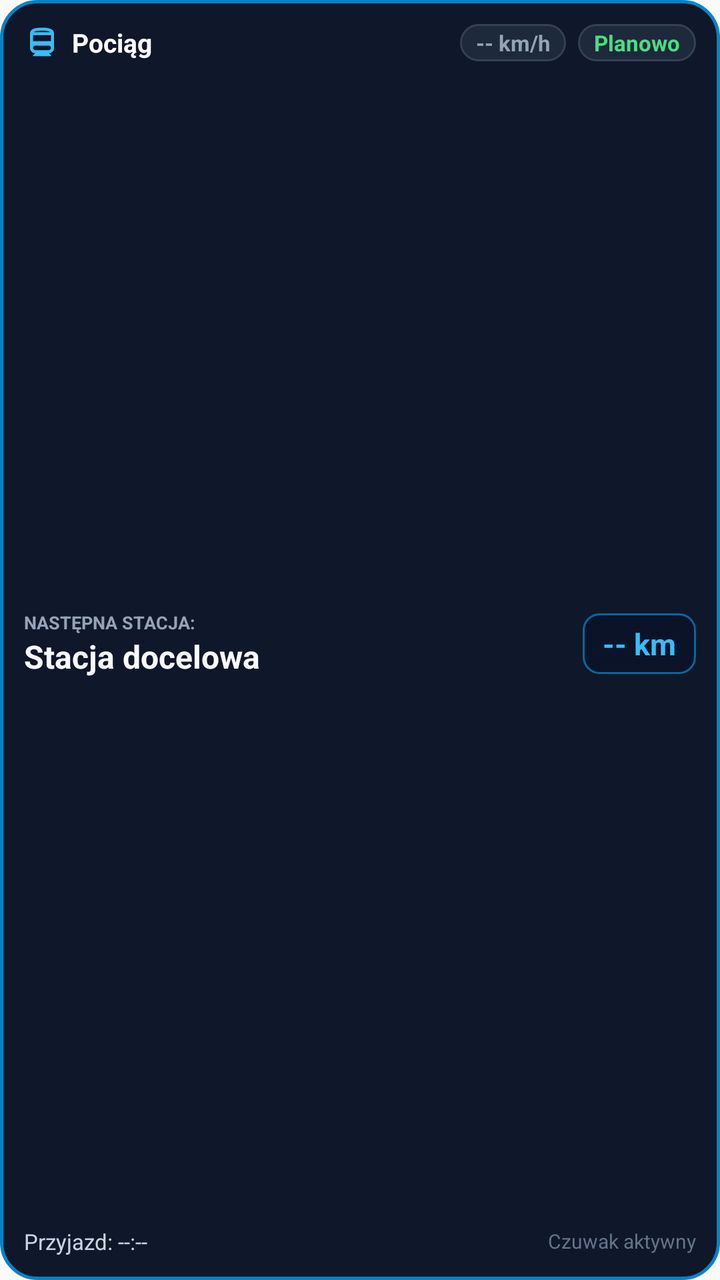
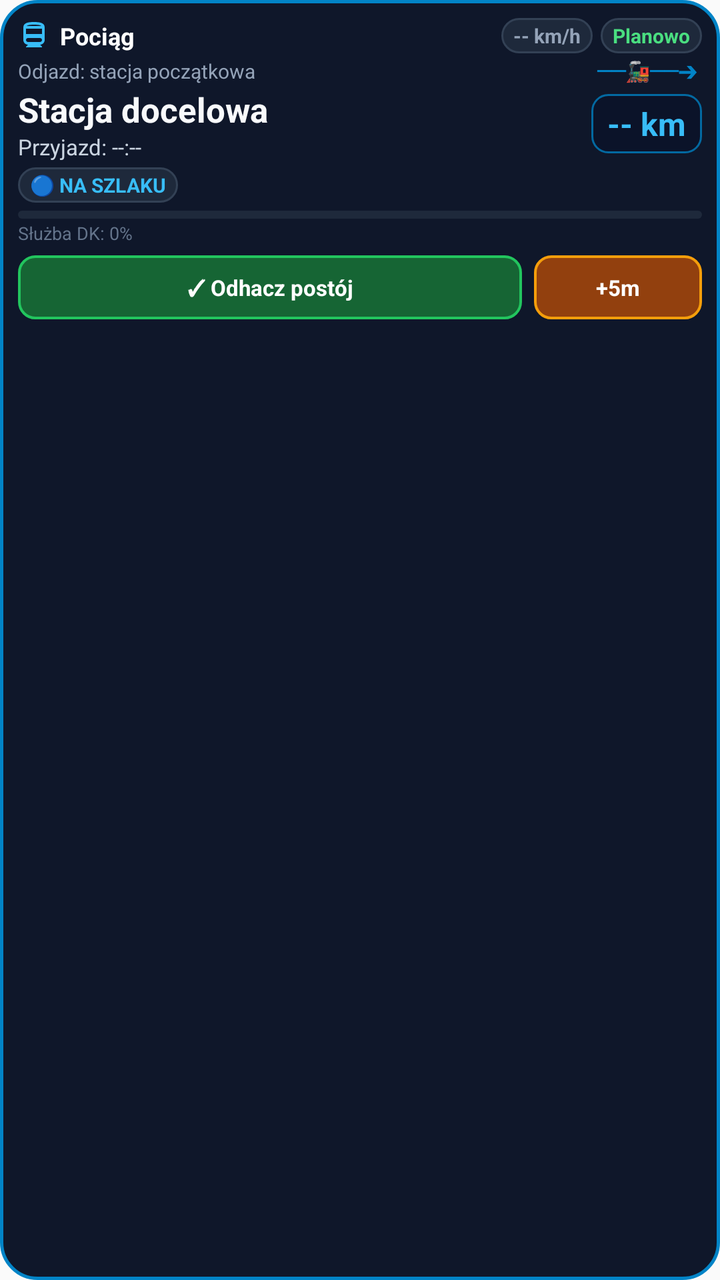

The first picture is an Android layout as it rendered before a commit; the second is the same layout after the commit. The layout source and the unified diff follow.
<!-- AndroidManifest.xml: application theme AppTheme -->
<!-- res/layout/czuwak_app_widget.xml -->
<?xml version="1.0" encoding="utf-8"?>
<RelativeLayout xmlns:android="http://schemas.android.com/apk/res/android"
    android:id="@+id/widget_root"
    android:layout_width="match_parent"
    android:layout_height="match_parent"
    android:background="@drawable/widget_bg"
    android:padding="12dp">

    
    <LinearLayout
        android:id="@+id/widget_active_container"
        android:layout_width="match_parent"
        android:layout_height="match_parent"
        android:orientation="vertical"
        android:visibility="visible">

        
        <LinearLayout
            android:layout_width="match_parent"
            android:layout_height="wrap_content"
            android:gravity="center_vertical"
            android:orientation="horizontal">

            <ImageView
                android:layout_width="18dp"
                android:layout_height="18dp"
                android:layout_marginEnd="6dp"
                android:contentDescription="@null"
                android:src="@drawable/ic_train_widget" />

            <TextView
                android:id="@+id/widget_train_title"
                android:layout_width="0dp"
                android:layout_height="wrap_content"
                android:layout_weight="1"
                android:ellipsize="end"
                android:maxLines="1"
                android:text="Pociąg"
                android:textColor="#ffffff"
                android:textSize="13sp"
                android:textStyle="bold" />

            <TextView
                android:id="@+id/widget_speed"
                android:layout_width="wrap_content"
                android:layout_height="wrap_content"
                android:layout_marginEnd="6dp"
                android:background="@drawable/widget_pill_bg"
                android:paddingStart="8dp"
                android:paddingTop="2dp"
                android:paddingEnd="8dp"
                android:paddingBottom="2dp"
                android:text="-- km/h"
                android:textColor="#94a3b8"
                android:textSize="11sp"
                android:textStyle="bold" />

            <TextView
                android:id="@+id/widget_delay"
                android:layout_width="wrap_content"
                android:layout_height="wrap_content"
                android:background="@drawable/widget_pill_bg"
                android:paddingStart="8dp"
                android:paddingTop="2dp"
                android:paddingEnd="8dp"
                android:paddingBottom="2dp"
                android:text="Planowo"
                android:textColor="#4ade80"
                android:textSize="11sp"
                android:textStyle="bold" />
        </LinearLayout>

        
        <LinearLayout
            android:layout_width="match_parent"
            android:layout_height="0dp"
            android:layout_weight="1"
            android:gravity="center_vertical"
            android:orientation="horizontal"
            android:paddingTop="4dp"
            android:paddingBottom="4dp">

            <LinearLayout
                android:layout_width="0dp"
                android:layout_height="wrap_content"
                android:layout_weight="1"
                android:orientation="vertical">

                <TextView
                    android:layout_width="wrap_content"
                    android:layout_height="wrap_content"
                    android:text="NASTĘPNA STACJA:"
                    android:textColor="#94a3b8"
                    android:textSize="9sp"
                    android:textStyle="bold" />

                <TextView
                    android:id="@+id/widget_station_name"
                    android:layout_width="wrap_content"
                    android:layout_height="wrap_content"
                    android:ellipsize="end"
                    android:maxLines="1"
                    android:text="Stacja docelowa"
                    android:textColor="#f8fafc"
                    android:textSize="16sp"
                    android:textStyle="bold" />
            </LinearLayout>

            <TextView
                android:id="@+id/widget_distance"
                android:layout_width="wrap_content"
                android:layout_height="wrap_content"
                android:background="@drawable/widget_badge_bg"
                android:paddingStart="10dp"
                android:paddingTop="5dp"
                android:paddingEnd="10dp"
                android:paddingBottom="5dp"
                android:text="-- km"
                android:textColor="#38bdf8"
                android:textSize="15sp"
                android:textStyle="bold" />
        </LinearLayout>

        
        <LinearLayout
            android:layout_width="match_parent"
            android:layout_height="wrap_content"
            android:gravity="center_vertical"
            android:orientation="horizontal">

            <TextView
                android:id="@+id/widget_time"
                android:layout_width="0dp"
                android:layout_height="wrap_content"
                android:layout_weight="1"
                android:ellipsize="end"
                android:maxLines="1"
                android:text="Przyjazd: --:--"
                android:textColor="#cbd5e1"
                android:textSize="11sp" />

            <TextView
                android:id="@+id/widget_duty"
                android:layout_width="wrap_content"
                android:layout_height="wrap_content"
                android:ellipsize="end"
                android:maxLines="1"
                android:text="Czuwak aktywny"
                android:textColor="#64748b"
                android:textSize="10sp" />
        </LinearLayout>
    </LinearLayout>

    
    <LinearLayout
        android:id="@+id/widget_idle_container"
        android:layout_width="match_parent"
        android:layout_height="match_parent"
        android:gravity="center"
        android:orientation="vertical"
        android:visibility="gone">

        <ImageView
            android:layout_width="32dp"
            android:layout_height="32dp"
            android:layout_marginBottom="4dp"
            android:contentDescription="@null"
            android:src="@drawable/ic_train_widget" />

        <TextView
            android:layout_width="wrap_content"
            android:layout_height="wrap_content"
            android:text="Czuwak – Asystent DK"
            android:textColor="#ffffff"
            android:textSize="14sp"
            android:textStyle="bold" />

        <TextView
            android:layout_width="wrap_content"
            android:layout_height="wrap_content"
            android:layout_marginTop="2dp"
            android:text="Dotknij, aby wybrać pociąg i włączyć Czuwaka"
            android:textColor="#94a3b8"
            android:textSize="11sp" />
    </LinearLayout>

</RelativeLayout>
<!-- resources referenced by this layout -->
<resources>
  <!-- drawable ic_train_widget (drawable) -->
  <?xml version="1.0" encoding="utf-8"?>
  <vector xmlns:android="http://schemas.android.com/apk/res/android"
      android:width="24dp"
      android:height="24dp"
      android:viewportWidth="24"
      android:viewportHeight="24">
      <path
          android:fillColor="#38bdf8"
          android:pathData="M12,2c-4,0 -8,0.5 -8,4v9.5C4,17.43 5.57,19 7.5,19L6,20.5v0.5h12v-0.5L16.5,19c1.93,0 3.5,-1.57 3.5,-3.5V6c0,-3.5 -4,-4 -8,-4zM12,4c3.51,0 4.96,0.48 5.5,1H6.5c0.54,-0.52 1.99,-1 5.5,-1zM6,15.5c0,-0.83 0.67,-1.5 1.5,-1.5h9c0.83,0 1.5,0.67 1.5,1.5c0,0.83 -0.67,1.5 -1.5,1.5h-9c-0.83,0 -1.5,-0.67 -1.5,-1.5zM18,11H6V7h12v4z"/>
  </vector>
  <!-- drawable widget_badge_bg (drawable) -->
  <?xml version="1.0" encoding="utf-8"?>
  <shape xmlns:android="http://schemas.android.com/apk/res/android"
      android:shape="rectangle">
      <solid android:color="#0b1329" />
      <stroke
          android:width="1dp"
          android:color="#0369a1" />
      <corners android:radius="8dp" />
  </shape>
  <!-- drawable widget_bg (drawable) -->
  <?xml version="1.0" encoding="utf-8"?>
  <shape xmlns:android="http://schemas.android.com/apk/res/android"
      android:shape="rectangle">
      <solid android:color="#0f172a" />
      <stroke
          android:width="1.5dp"
          android:color="#0284c7" />
      <corners android:radius="18dp" />
  </shape>
  <!-- drawable widget_pill_bg (drawable) -->
  <?xml version="1.0" encoding="utf-8"?>
  <shape xmlns:android="http://schemas.android.com/apk/res/android"
      android:shape="rectangle">
      <solid android:color="#1e293b" />
      <stroke
          android:width="1dp"
          android:color="#334155" />
      <corners android:radius="999dp" />
  </shape>
  <style name="AppTheme" parent="Theme.AppCompat.Light.DarkActionBar">
          
          <item name="colorPrimary">@color/colorPrimary</item>
          <item name="colorPrimaryDark">@color/colorPrimaryDark</item>
          <item name="colorAccent">@color/colorAccent</item>
      </style>
</resources>

<!-- the commit's change to res/layout/czuwak_app_widget.xml (unified diff, before → after) -->
@@ -4,7 +4,7 @@
     android:layout_width="match_parent"
     android:layout_height="match_parent"
     android:background="@drawable/widget_bg"
-    android:padding="12dp">
+    android:padding="9dp">
 
     
     <LinearLayout
@@ -22,9 +22,9 @@
             android:orientation="horizontal">
 
             <ImageView
-                android:layout_width="18dp"
-                android:layout_height="18dp"
-                android:layout_marginEnd="6dp"
+                android:layout_width="16dp"
+                android:layout_height="16dp"
+                android:layout_marginEnd="5dp"
                 android:contentDescription="@null"
                 android:src="@drawable/ic_train_widget" />
 
@@ -37,22 +37,22 @@
                 android:maxLines="1"
                 android:text="Pociąg"
                 android:textColor="#ffffff"
-                android:textSize="13sp"
+                android:textSize="12sp"
                 android:textStyle="bold" />
 
             <TextView
                 android:id="@+id/widget_speed"
                 android:layout_width="wrap_content"
                 android:layout_height="wrap_content"
-                android:layout_marginEnd="6dp"
+                android:layout_marginEnd="4dp"
                 android:background="@drawable/widget_pill_bg"
-                android:paddingStart="8dp"
+                android:paddingStart="6dp"
                 android:paddingTop="2dp"
-                android:paddingEnd="8dp"
+                android:paddingEnd="6dp"
                 android:paddingBottom="2dp"
                 android:text="-- km/h"
                 android:textColor="#94a3b8"
-                android:textSize="11sp"
+                android:textSize="10sp"
                 android:textStyle="bold" />
 
             <TextView
@@ -60,39 +60,58 @@
                 android:layout_width="wrap_content"
                 android:layout_height="wrap_content"
                 android:background="@drawable/widget_pill_bg"
-                android:paddingStart="8dp"
+                android:paddingStart="6dp"
                 android:paddingTop="2dp"
-                android:paddingEnd="8dp"
+                android:paddingEnd="6dp"
                 android:paddingBottom="2dp"
                 android:text="Planowo"
                 android:textColor="#4ade80"
-                android:textSize="11sp"
-                android:textStyle="bold" />
-        </LinearLayout>
-
-        
-        <LinearLayout
-            android:layout_width="match_parent"
-            android:layout_height="0dp"
-            android:layout_weight="1"
+                android:textSize="10sp"
+                android:textStyle="bold" />
+        </LinearLayout>
+
+        
+        <LinearLayout
+            android:layout_width="match_parent"
+            android:layout_height="wrap_content"
             android:gravity="center_vertical"
             android:orientation="horizontal"
-            android:paddingTop="4dp"
-            android:paddingBottom="4dp">
+            android:paddingTop="2dp">
+
+            <TextView
+                android:id="@+id/widget_origin_station"
+                android:layout_width="0dp"
+                android:layout_height="wrap_content"
+                android:layout_weight="1"
+                android:ellipsize="end"
+                android:maxLines="1"
+                android:text="Odjazd: stacja początkowa"
+                android:textColor="#94a3b8"
+                android:textSize="10sp" />
+
+            <TextView
+                android:layout_width="wrap_content"
+                android:layout_height="wrap_content"
+                android:text=" ──🚂──➔ "
+                android:textColor="#0284c7"
+                android:textSize="10sp"
+                android:textStyle="bold" />
+        </LinearLayout>
+
+        
+        <LinearLayout
+            android:layout_width="match_parent"
+            android:layout_height="wrap_content"
+            android:gravity="center_vertical"
+            android:orientation="horizontal"
+            android:paddingTop="1dp"
+            android:paddingBottom="2dp">
 
             <LinearLayout
                 android:layout_width="0dp"
                 android:layout_height="wrap_content"
                 android:layout_weight="1"
                 android:orientation="vertical">
-
-                <TextView
-                    android:layout_width="wrap_content"
-                    android:layout_height="wrap_content"
-                    android:text="NASTĘPNA STACJA:"
-                    android:textColor="#94a3b8"
-                    android:textSize="9sp"
-                    android:textStyle="bold" />
 
                 <TextView
                     android:id="@+id/widget_station_name"
@@ -102,8 +121,18 @@
                     android:maxLines="1"
                     android:text="Stacja docelowa"
                     android:textColor="#f8fafc"
-                    android:textSize="16sp"
+                    android:textSize="17sp"
                     android:textStyle="bold" />
+
+                <TextView
+                    android:id="@+id/widget_time"
+                    android:layout_width="wrap_content"
+                    android:layout_height="wrap_content"
+                    android:ellipsize="end"
+                    android:maxLines="1"
+                    android:text="Przyjazd: --:--"
+                    android:textColor="#cbd5e1"
+                    android:textSize="11sp" />
             </LinearLayout>
 
             <TextView
@@ -111,43 +140,142 @@
                 android:layout_width="wrap_content"
                 android:layout_height="wrap_content"
                 android:background="@drawable/widget_badge_bg"
-                android:paddingStart="10dp"
-                android:paddingTop="5dp"
-                android:paddingEnd="10dp"
-                android:paddingBottom="5dp"
+                android:paddingStart="8dp"
+                android:paddingTop="4dp"
+                android:paddingEnd="8dp"
+                android:paddingBottom="4dp"
                 android:text="-- km"
                 android:textColor="#38bdf8"
-                android:textSize="15sp"
-                android:textStyle="bold" />
-        </LinearLayout>
-
-        
-        <LinearLayout
-            android:layout_width="match_parent"
-            android:layout_height="wrap_content"
-            android:gravity="center_vertical"
-            android:orientation="horizontal">
-
-            <TextView
-                android:id="@+id/widget_time"
-                android:layout_width="0dp"
-                android:layout_height="wrap_content"
-                android:layout_weight="1"
+                android:textSize="16sp"
+                android:textStyle="bold" />
+        </LinearLayout>
+
+        
+        <TextView
+            android:id="@+id/widget_handover_badge"
+            android:layout_width="match_parent"
+            android:layout_height="wrap_content"
+            android:layout_marginTop="2dp"
+            android:layout_marginBottom="2dp"
+            android:background="@drawable/widget_handover_bg"
+            android:gravity="center"
+            android:paddingStart="6dp"
+            android:paddingTop="2dp"
+            android:paddingEnd="6dp"
+            android:paddingBottom="2dp"
+            android:text="⚠️ STACJA ZMIANY DK (ZDANIE SKŁADU)"
+            android:textColor="#fef08a"
+            android:textSize="10sp"
+            android:textStyle="bold"
+            android:visibility="gone" />
+
+        
+        <LinearLayout
+            android:layout_width="match_parent"
+            android:layout_height="wrap_content"
+            android:gravity="center_vertical"
+            android:orientation="horizontal"
+            android:paddingTop="1dp"
+            android:paddingBottom="2dp">
+
+            <TextView
+                android:id="@+id/widget_crew_tag"
+                android:layout_width="wrap_content"
+                android:layout_height="wrap_content"
+                android:layout_marginEnd="5dp"
+                android:background="@drawable/widget_tag_bg"
                 android:ellipsize="end"
                 android:maxLines="1"
-                android:text="Przyjazd: --:--"
-                android:textColor="#cbd5e1"
-                android:textSize="11sp" />
-
-            <TextView
-                android:id="@+id/widget_duty"
-                android:layout_width="wrap_content"
-                android:layout_height="wrap_content"
+                android:paddingStart="6dp"
+                android:paddingTop="2dp"
+                android:paddingEnd="6dp"
+                android:paddingBottom="2dp"
+                android:text="♿ PRM"
+                android:textColor="#c7d2fe"
+                android:textSize="10sp"
+                android:textStyle="bold"
+                android:visibility="gone" />
+
+            <TextView
+                android:id="@+id/widget_train_status"
+                android:layout_width="wrap_content"
+                android:layout_height="wrap_content"
+                android:background="@drawable/widget_pill_bg"
+                android:paddingStart="6dp"
+                android:paddingTop="2dp"
+                android:paddingEnd="6dp"
+                android:paddingBottom="2dp"
+                android:text="🔵 NA SZLAKU"
+                android:textColor="#38bdf8"
+                android:textSize="10sp"
+                android:textStyle="bold" />
+        </LinearLayout>
+
+        
+        <LinearLayout
+            android:layout_width="match_parent"
+            android:layout_height="wrap_content"
+            android:orientation="vertical"
+            android:paddingTop="2dp"
+            android:paddingBottom="3dp">
+
+            <ProgressBar
+                android:id="@+id/widget_progress_bar"
+                style="?android:attr/progressBarStyleHorizontal"
+                android:layout_width="match_parent"
+                android:layout_height="4dp"
+                android:max="100"
+                android:progress="0"
+                android:progressDrawable="@drawable/widget_progress_bar_drawable" />
+
+            <TextView
+                android:id="@+id/widget_duty_progress"
+                android:layout_width="match_parent"
+                android:layout_height="wrap_content"
+                android:layout_marginTop="1dp"
                 android:ellipsize="end"
                 android:maxLines="1"
-                android:text="Czuwak aktywny"
+                android:text="Służba DK: 0%"
                 android:textColor="#64748b"
-                android:textSize="10sp" />
+                android:textSize="9sp" />
+        </LinearLayout>
+
+        
+        <LinearLayout
+            android:layout_width="match_parent"
+            android:layout_height="wrap_content"
+            android:gravity="center_vertical"
+            android:orientation="horizontal"
+            android:paddingTop="2dp">
+
+            <TextView
+                android:id="@+id/widget_btn_check_stop"
+                android:layout_width="0dp"
+                android:layout_height="32dp"
+                android:layout_marginEnd="6dp"
+                android:layout_weight="3"
+                android:background="@drawable/widget_btn_green"
+                android:clickable="true"
+                android:focusable="true"
+                android:gravity="center"
+                android:text="✓ Odhacz postój"
+                android:textColor="#ffffff"
+                android:textSize="11sp"
+                android:textStyle="bold" />
+
+            <TextView
+                android:id="@+id/widget_btn_add_delay"
+                android:layout_width="0dp"
+                android:layout_height="32dp"
+                android:layout_weight="1"
+                android:background="@drawable/widget_btn_yellow"
+                android:clickable="true"
+                android:focusable="true"
+                android:gravity="center"
+                android:text="+5m"
+                android:textColor="#ffffff"
+                android:textSize="11sp"
+                android:textStyle="bold" />
         </LinearLayout>
     </LinearLayout>
 
<!-- resource entries referenced after the edit -->
@@ -31,6 +31,36 @@
           android:color="#0284c7" />
       <corners android:radius="18dp" />
   </shape>
+  <!-- drawable widget_btn_green (drawable) -->
+  <?xml version="1.0" encoding="utf-8"?>
+  <shape xmlns:android="http://schemas.android.com/apk/res/android"
+      android:shape="rectangle">
+      <solid android:color="#166534" />
+      <stroke
+          android:width="1.2dp"
+          android:color="#22c55e" />
+      <corners android:radius="8dp" />
+  </shape>
+  <!-- drawable widget_btn_yellow (drawable) -->
+  <?xml version="1.0" encoding="utf-8"?>
+  <shape xmlns:android="http://schemas.android.com/apk/res/android"
+      android:shape="rectangle">
+      <solid android:color="#92400e" />
+      <stroke
+          android:width="1.2dp"
+          android:color="#f59e0b" />
+      <corners android:radius="8dp" />
+  </shape>
+  <!-- drawable widget_handover_bg (drawable) -->
+  <?xml version="1.0" encoding="utf-8"?>
+  <shape xmlns:android="http://schemas.android.com/apk/res/android"
+      android:shape="rectangle">
+      <solid android:color="#451a03" />
+      <stroke
+          android:width="1.2dp"
+          android:color="#f59e0b" />
+      <corners android:radius="6dp" />
+  </shape>
   <!-- drawable widget_pill_bg (drawable) -->
   <?xml version="1.0" encoding="utf-8"?>
   <shape xmlns:android="http://schemas.android.com/apk/res/android"
@@ -41,6 +71,34 @@
           android:color="#334155" />
       <corners android:radius="999dp" />
   </shape>
+  <!-- drawable widget_progress_bar_drawable (drawable) -->
+  <?xml version="1.0" encoding="utf-8"?>
+  <layer-list xmlns:android="http://schemas.android.com/apk/res/android">
+      <item android:id="@android:id/background">
+          <shape>
+              <corners android:radius="3dp" />
+              <solid android:color="#1e293b" />
+          </shape>
+      </item>
+      <item android:id="@android:id/progress">
+          <clip>
+              <shape>
+                  <corners android:radius="3dp" />
+                  <solid android:color="#0284c7" />
+              </shape>
+          </clip>
+      </item>
+  </layer-list>
+  <!-- drawable widget_tag_bg (drawable) -->
+  <?xml version="1.0" encoding="utf-8"?>
+  <shape xmlns:android="http://schemas.android.com/apk/res/android"
+      android:shape="rectangle">
+      <solid android:color="#312e81" />
+      <stroke
+          android:width="1dp"
+          android:color="#818cf8" />
+      <corners android:radius="6dp" />
+  </shape>
   <style name="AppTheme" parent="Theme.AppCompat.Light.DarkActionBar">
           
           <item name="colorPrimary">@color/colorPrimary</item>
